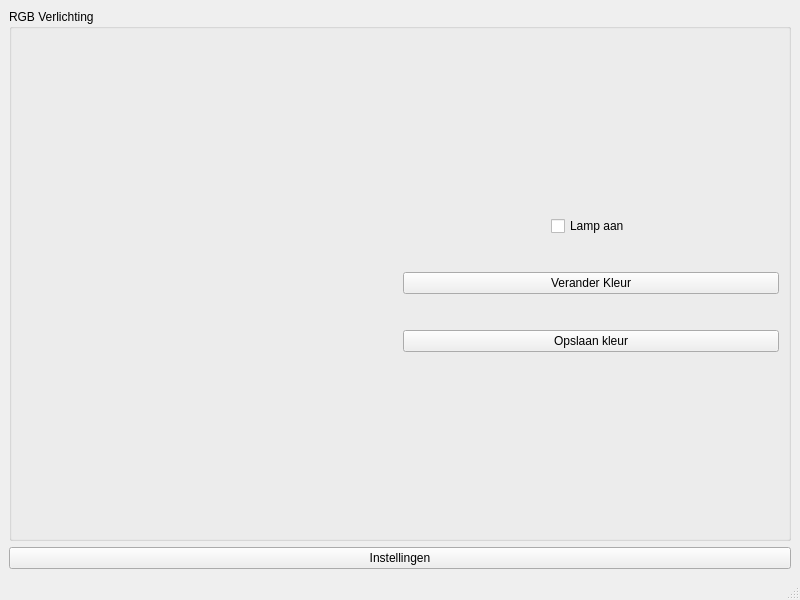
Above: mainwindow.ui from wifiinc/qt-dashboard-application before the change. Below: the same form after it.
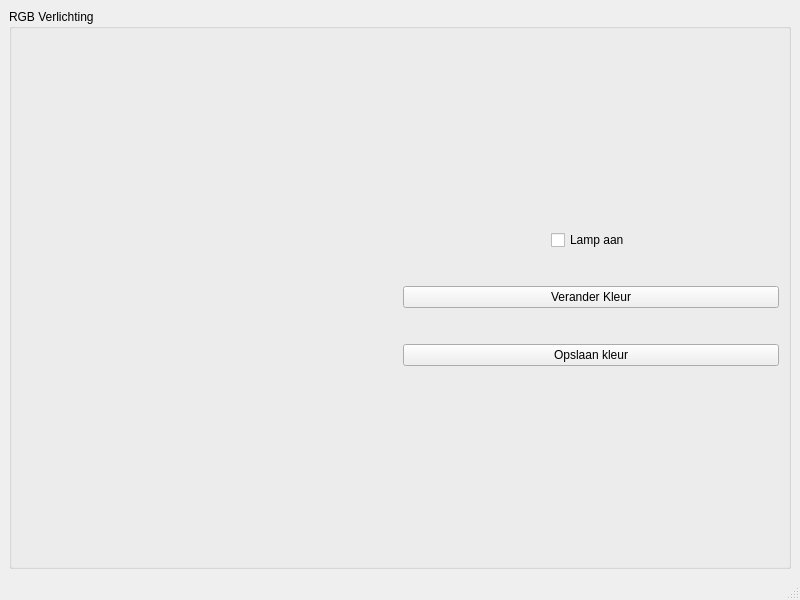
That is the form after the change.

Commit message:
remove settings button from ui
This is because of the QAction menubar being used

What changed in the file:
```diff
--- a/mainwindow.ui
+++ b/mainwindow.ui
@@ -117,13 +117,6 @@
       </layout>
      </widget>
     </item>
-    <item>
-     <widget class="QPushButton" name="btnOpenSettings">
-      <property name="text">
-       <string>Instellingen</string>
-      </property>
-     </widget>
-    </item>
    </layout>
   </widget>
   <widget class="QMenuBar" name="menubar">
```
The commit also changes 1 other file.
